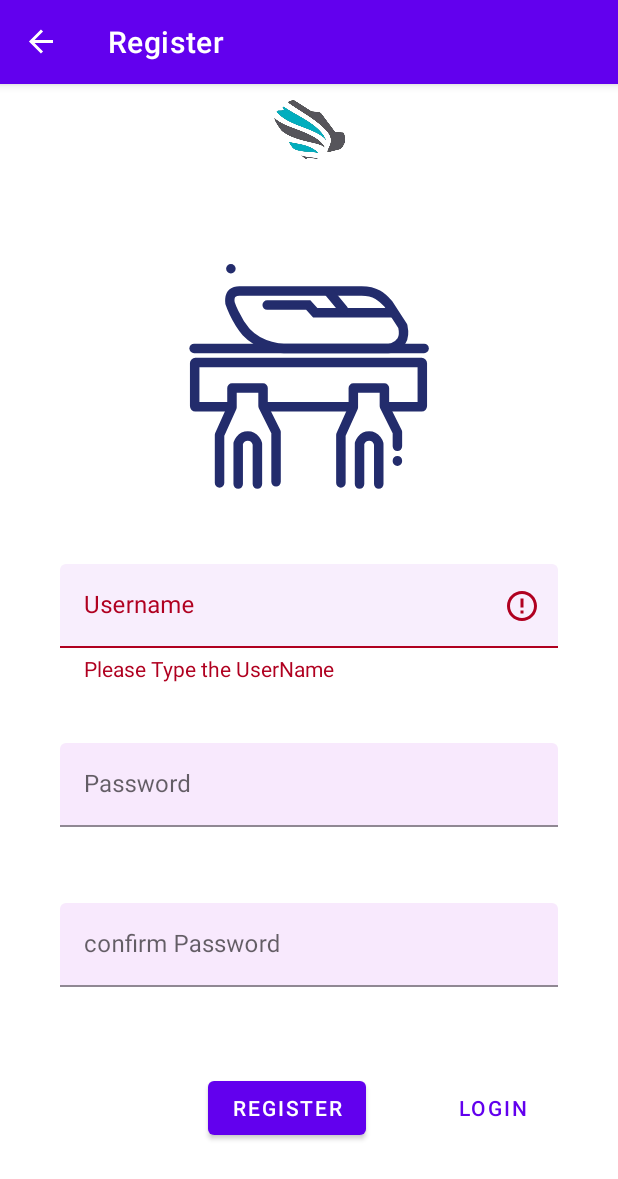
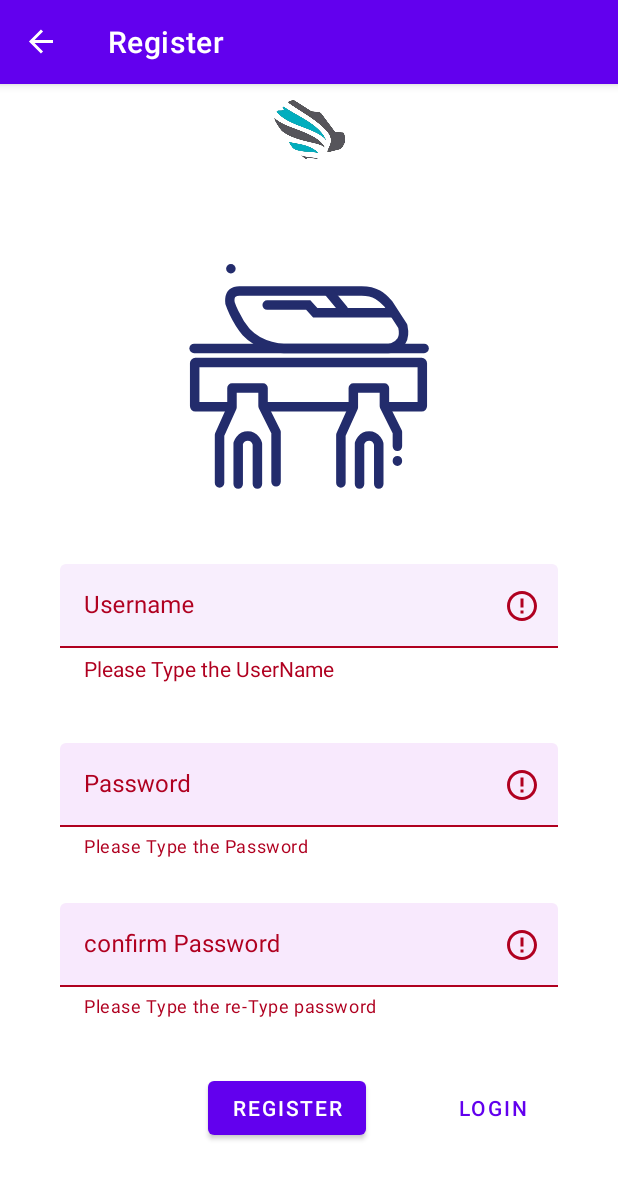
Before and after one commit to RMSAJ/RiyadhMetroStations, an Android app: the RegisterFragment screen opened through its navigation route, after a tap on "REGISTER", on a phone screen of 412 x 824 dp. Shown: the top 1179 px of the screen. Run offline under Robolectric (Android 15) with nearby library versions, the phone set to English and light mode, and no system bars; our stand-ins replace navigation-ui; 1 other tap on this screen came first.

Commit message:
LogIn & Register Ui Screen (blank text check)

```diff
--- a/app/src/main/java/com/bootcamp/stations/ui/RegisterFragment.kt
+++ b/app/src/main/java/com/bootcamp/stations/ui/RegisterFragment.kt
@@ -16,7 +16,8 @@ import com.bootcamp.stations.databinding.FragmentRegisterBinding
 class RegisterFragment : Fragment() {
     private var _binding : FragmentRegisterBinding? = null
     private val binding get() = _binding
-    val viewModel: UserViewModel by activityViewModels()
+    private val viewModel: UserViewModel by activityViewModels()
+
 
     override fun onCreateView(
         inflater: LayoutInflater, container: ViewGroup?,
@@ -30,22 +31,29 @@ class RegisterFragment : Fragment() {
 
     override fun onViewCreated(view: View, savedInstanceState: Bundle?) {
         super.onViewCreated(view, savedInstanceState)
+
         binding?.btnLogninReg?.setOnClickListener {
             val action = RegisterFragmentDirections.actionRegisterFragmentToSignInFragment()
             findNavController().navigate(action)
         }
         binding?.btnSingupReg?.setOnClickListener {
-            checkRegisterForm()
+            checkUSerName()
         }
 //        binding?.regUsername?.setOnTextChanged { text, start, before, count ->  }
     }
 
-     private fun checkRegisterForm(){
-        val username = binding!!.regUsername
-        val usernamelay = binding!!.regUsernameLay
+     private fun checkUSerName(){
+          val username = binding!!.regUsername
+          val usernamelay = binding!!.regUsernameLay
+          val pass = binding!!.regPassword
+          val passlay = binding!!.regPasswordLay
+          val rePass = binding!!.regCnfPassword
+          val rePasslay = binding!!.regCnfPasswordLay
         val icon = AppCompatResources.getDrawable(requireContext(), R.drawable.ic_baseline_error_outline_24)
         icon!!.setBounds(0,0,icon.intrinsicWidth,icon.intrinsicHeight)
-       viewModel.checkUserNam(username,usernamelay, icon)
-//         Toast.makeText(this.context,"heeey",Toast.LENGTH_SHORT).show()
+       viewModel.checkUserInfoEmpty(username,usernamelay, icon)
+       viewModel.checkUserPassEmpty(pass,passlay,icon)
+       viewModel.checkUserRePassEmpty(rePass,rePasslay,icon)
     }
+
 }
--- a/app/src/main/java/com/bootcamp/stations/ui/UserViewModel.kt
+++ b/app/src/main/java/com/bootcamp/stations/ui/UserViewModel.kt
@@ -16,14 +16,41 @@ class UserViewModel:ViewModel() {
     private val _userEmail = MutableLiveData<String>()
     val userEmail:LiveData<String>  = _userEmail
 
-    fun checkUserNam(userName: TextInputEditText, userNameLay: TextInputLayout, icon: Drawable ):Boolean {
-
-        return if (userName.text.toString().isBlank() ) {
+    fun checkUserInfoEmpty(userInfo: TextInputEditText, userNameLay: TextInputLayout, icon: Drawable ):Boolean {
+        return if (userInfo.text.toString().isBlank() ) {
             userNameLay.error = "Please Type the UserName"
             userNameLay.errorIconDrawable = icon
             false
         } else {
+            userNameLay.error = null
+            userNameLay.errorIconDrawable = null
             true
         }
     }
+
+    fun checkUserPassEmpty(userInfo: TextInputEditText, userNameLay: TextInputLayout, icon: Drawable ):Boolean {
+        return if (userInfo.text.toString().isBlank() ) {
+            userNameLay.error = "Please Type the Password"
+            userNameLay.errorIconDrawable = icon
+            false
+        } else {
+            userNameLay.error = null
+            userNameLay.errorIconDrawable = null
+            true
+        }
+    }
+
+    fun checkUserRePassEmpty(userInfo: TextInputEditText, userNameLay: TextInputLayout, icon: Drawable ):Boolean {
+        return if (userInfo.text.toString().isBlank() ) {
+            userNameLay.error = "Please Type the re-Type password"
+            userNameLay.errorIconDrawable = icon
+            false
+        } else {
+            userNameLay.error = null
+            userNameLay.errorIconDrawable = null
+            true
+        }
+    }
+
+
 }
```
